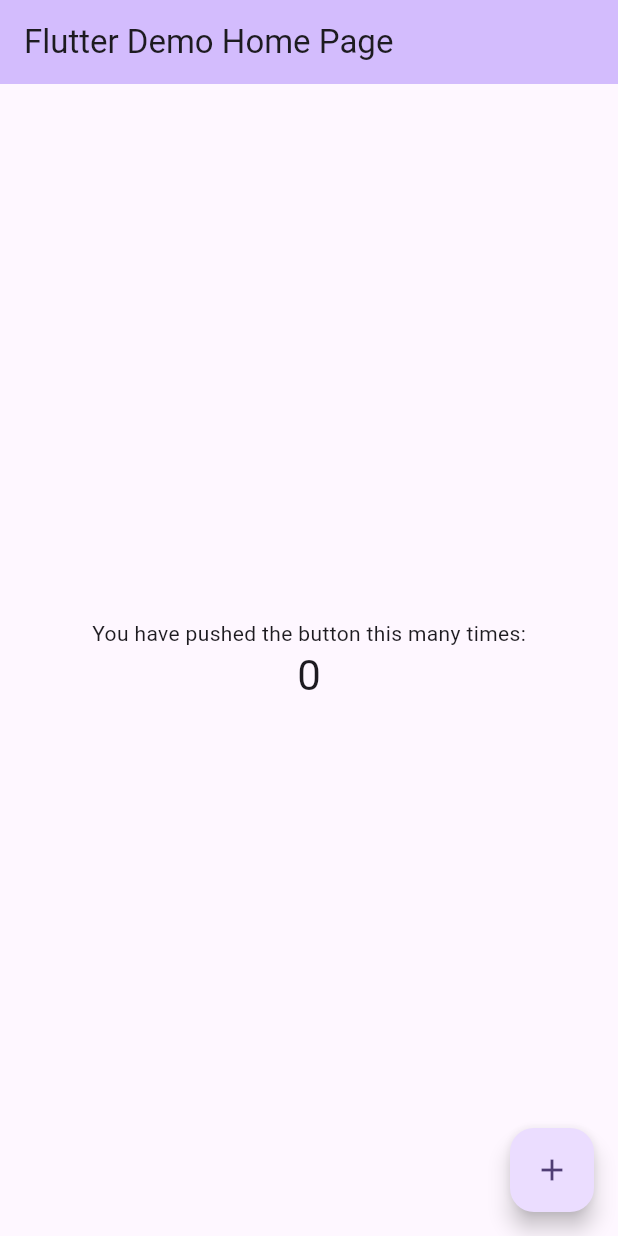
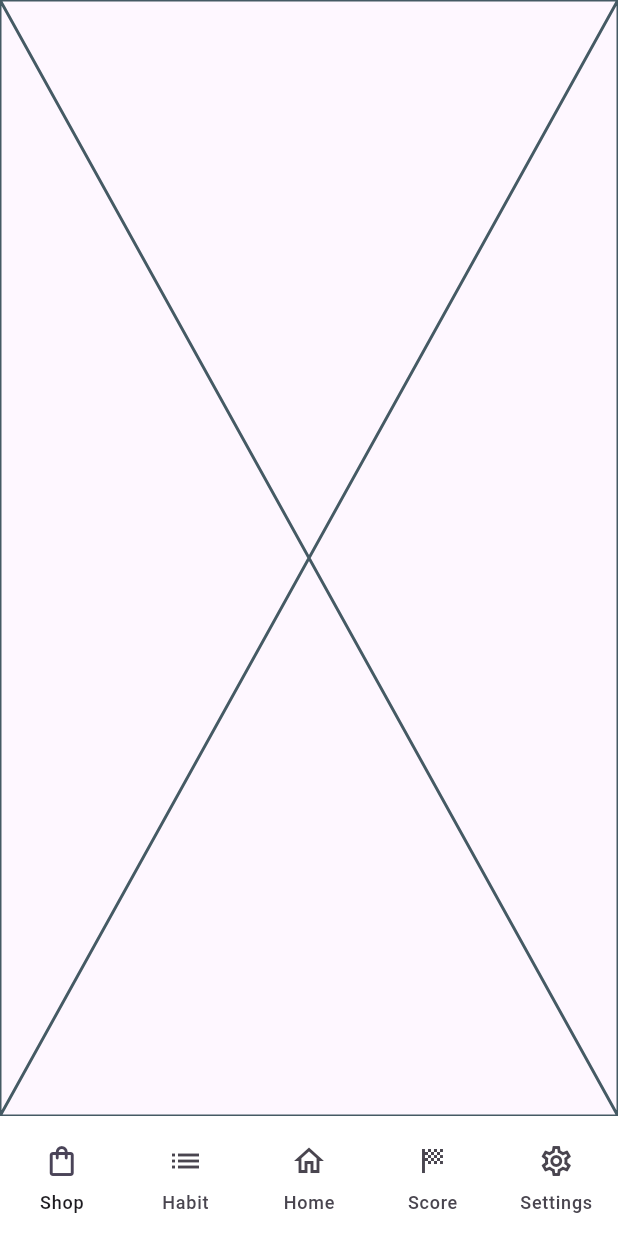
Before and after one commit to DutchVandaline/Pequod, a Flutter app: the screen it shows after launch, on a phone screen of 412 x 824 dp. Run offline on Flutter 3.47's test engine with Material 3 defaults, Android fonts, the phone set to English and light mode, and no system bars.

Commit message:
First Commit
Build navigation bar with 5 different screens

```diff
--- /dev/null
+++ b/lib/Screens/HabitScreen.dart
@@ -0,0 +1,10 @@
+import 'package:flutter/material.dart';
+
+class HabitScreen extends StatelessWidget {
+  const HabitScreen({super.key});
+
+  @override
+  Widget build(BuildContext context) {
+    return const Placeholder();
+  }
+}
--- /dev/null
+++ b/lib/Screens/HomeScreen.dart
@@ -0,0 +1,18 @@
+import 'package:flutter/material.dart';
+
+class HomeScreen extends StatefulWidget {
+  const HomeScreen({super.key});
+
+  @override
+  State<HomeScreen> createState() => _HomeScreenState();
+}
+
+class _HomeScreenState extends State<HomeScreen> {
+  @override
+  Widget build(BuildContext context) {
+    return Scaffold(
+      backgroundColor: Colors.teal,
+      body: Center(child: Text("HomeScreen")),
+    );
+  }
+}
--- /dev/null
+++ b/lib/Screens/LeaderBoardScreen.dart
@@ -0,0 +1,10 @@
+import 'package:flutter/material.dart';
+
+class LeaderBoardScreen extends StatelessWidget {
+  const LeaderBoardScreen({super.key});
+
+  @override
+  Widget build(BuildContext context) {
+    return const Placeholder();
+  }
+}
--- /dev/null
+++ b/lib/Screens/MainScreen.dart
@@ -0,0 +1,57 @@
+import 'package:flutter/material.dart';
+import 'HabitScreen.dart';
+import 'LeaderBoardScreen.dart';
+import 'HomeScreen.dart';
+import 'SettingsScreen.dart';
+import 'ShopScreen.dart';
+
+class MainScreen extends StatefulWidget {
+  const MainScreen({super.key});
+
+  @override
+  State<MainScreen> createState() => _MainScreenState();
+}
+
+class _MainScreenState extends State<MainScreen> {
+  int currentPageIndex = 0;
+
+  @override
+  Widget build(BuildContext context) {
+    return MaterialApp(
+      home: Scaffold(
+        body: [
+          ShopScreen(),
+          HabitScreen(),
+          HomeScreen(),
+          LeaderBoardScreen(),
+          SettingsScreen(),
+        ][currentPageIndex],
+        bottomNavigationBar: NavigationBar(
+          indicatorColor: Colors.transparent,
+          destinations: const [
+            NavigationDestination(
+                icon: Icon(Icons.shopping_bag_outlined), label: "Shop"),
+            NavigationDestination(
+                icon: Icon(Icons.list), label: "Habit"),
+            NavigationDestination(
+                icon: Icon(Icons.home_outlined), label: "Home"),
+            NavigationDestination(
+                icon: Icon(Icons.sports_score), label: "Score"),
+            NavigationDestination(
+                icon: Icon(Icons.settings_outlined), label: "Settings"),
+          ],
+          selectedIndex: currentPageIndex,
+          onDestinationSelected: (int index) {
+            setState(() {
+              currentPageIndex = index;
+            });
+          },
+          labelBehavior: NavigationDestinationLabelBehavior.alwaysShow,
+          backgroundColor: Theme.of(context).scaffoldBackgroundColor,
+          elevation: 0.5,
+        ),
+
+      ),
+    );
+  }
+}
--- /dev/null
+++ b/lib/Screens/SettingsScreen.dart
@@ -0,0 +1,10 @@
+import 'package:flutter/material.dart';
+
+class SettingsScreen extends StatelessWidget {
+  const SettingsScreen({super.key});
+
+  @override
+  Widget build(BuildContext context) {
+    return const Placeholder();
+  }
+}
--- /dev/null
+++ b/lib/Screens/ShopScreen.dart
@@ -0,0 +1,10 @@
+import 'package:flutter/material.dart';
+
+class ShopScreen extends StatelessWidget {
+  const ShopScreen({super.key});
+
+  @override
+  Widget build(BuildContext context) {
+    return const Placeholder();
+  }
+}
--- /dev/null
+++ b/lib/Theme/ThemeDataStyle.dart
@@ -0,0 +1,23 @@
+import 'package:flutter/material.dart';
+
+class ThemeDataStyle {
+  static ThemeData light = ThemeData(
+    useMaterial3: true,
+    brightness: Brightness.light,
+    colorScheme: ColorScheme.light(
+      background: Colors.grey.shade100,
+      primary: Colors.deepPurple.shade200,
+      secondary: Colors.deepPurple.shade300,
+    ),
+  );
+
+  static ThemeData dark = ThemeData(
+    useMaterial3: true,
+    brightness: Brightness.dark,
+    colorScheme: ColorScheme.dark(
+      background: Colors.grey.shade900,
+      primary: Colors.deepPurple.shade500,
+      secondary: Colors.deepPurple.shade700,
+    ),
+  );
+}
--- a/lib/main.dart
+++ b/lib/main.dart
@@ -1,4 +1,6 @@
 import 'package:flutter/material.dart';
+import 'package:pequod/Screens/MainScreen.dart';
+import 'package:pequod/Theme/ThemeDataStyle.dart';
 
 void main() {
   runApp(const MyApp());
@@ -7,119 +9,13 @@
 class MyApp extends StatelessWidget {
   const MyApp({super.key});
 
-  // This widget is the root of your application.
   @override
   Widget build(BuildContext context) {
     return MaterialApp(
-      title: 'Flutter Demo',
-      theme: ThemeData(
-        // This is the theme of your application.
-        //
-        // TRY THIS: Try running your application with "flutter run". You'll see
-        // the application has a purple toolbar. Then, without quitting the app,
-        // try changing the seedColor in the colorScheme below to Colors.green
-        // and then invoke "hot reload" (save your changes or press the "hot
-        // reload" button in a Flutter-supported IDE, or press "r" if you used
-        // the command line to start the app).
-        //
-        // Notice that the counter didn't reset back to zero; the application
-        // state is not lost during the reload. To reset the state, use hot
-        // restart instead.
-        //
-        // This works for code too, not just values: Most code changes can be
-        // tested with just a hot reload.
-        colorScheme: ColorScheme.fromSeed(seedColor: Colors.deepPurple),
-        useMaterial3: true,
-      ),
-      home: const MyHomePage(title: 'Flutter Demo Home Page'),
+      debugShowCheckedModeBanner: false,
+      theme: ThemeDataStyle.light,
+      darkTheme: ThemeDataStyle.dark,
+      home: MainScreen(),
     );
   }
 }
-
-class MyHomePage extends StatefulWidget {
-  const MyHomePage({super.key, required this.title});
-
-  // This widget is the home page of your application. It is stateful, meaning
-  // that it has a State object (defined below) that contains fields that affect
-  // how it looks.
-
-  // This class is the configuration for the state. It holds the values (in this
-  // case the title) provided by the parent (in this case the App widget) and
-  // used by the build method of the State. Fields in a Widget subclass are
-  // always marked "final".
-
-  final String title;
-
-  @override
-  State<MyHomePage> createState() => _MyHomePageState();
-}
-
-class _MyHomePageState extends State<MyHomePage> {
-  int _counter = 0;
-
-  void _incrementCounter() {
-    setState(() {
-      // This call to setState tells the Flutter framework that something has
-      // changed in this State, which causes it to rerun the build method below
-      // so that the display can reflect the updated values. If we changed
-      // _counter without calling setState(), then the build method would not be
-      // called again, and so nothing would appear to happen.
-      _counter++;
-    });
-  }
-
-  @override
-  Widget build(BuildContext context) {
-    // This method is rerun every time setState is called, for instance as done
-    // by the _incrementCounter method above.
-    //
-    // The Flutter framework has been optimized to make rerunning build methods
-    // fast, so that you can just rebuild anything that needs updating rather
-    // than having to individually change instances of widgets.
-    return Scaffold(
-      appBar: AppBar(
-        // TRY THIS: Try changing the color here to a specific color (to
-        // Colors.amber, perhaps?) and trigger a hot reload to see the AppBar
-        // change color while the other colors stay the same.
-        backgroundColor: Theme.of(context).colorScheme.inversePrimary,
-        // Here we take the value from the MyHomePage object that was created by
-        // the App.build method, and use it to set our appbar title.
-        title: Text(widget.title),
-      ),
-      body: Center(
-        // Center is a layout widget. It takes a single child and positions it
-        // in the middle of the parent.
-        child: Column(
-          // Column is also a layout widget. It takes a list of children and
-          // arranges them vertically. By default, it sizes itself to fit its
-          // children horizontally, and tries to be as tall as its parent.
-          //
-          // Column has various properties to control how it sizes itself and
-          // how it positions its children. Here we use mainAxisAlignment to
-          // center the children vertically; the main axis here is the vertical
-          // axis because Columns are vertical (the cross axis would be
-          // horizontal).
-          //
-          // TRY THIS: Invoke "debug painting" (choose the "Toggle Debug Paint"
-          // action in the IDE, or press "p" in the console), to see the
-          // wireframe for each widget.
-          mainAxisAlignment: MainAxisAlignment.center,
-          children: <Widget>[
-            const Text(
-              'You have pushed the button this many times:',
-            ),
-            Text(
-              '$_counter',
-              style: Theme.of(context).textTheme.headlineMedium,
-            ),
-          ],
-        ),
-      ),
-      floatingActionButton: FloatingActionButton(
-        onPressed: _incrementCounter,
-        tooltip: 'Increment',
-        child: const Icon(Icons.add),
-      ), // This trailing comma makes auto-formatting nicer for build methods.
-    );
-  }
-}
```
